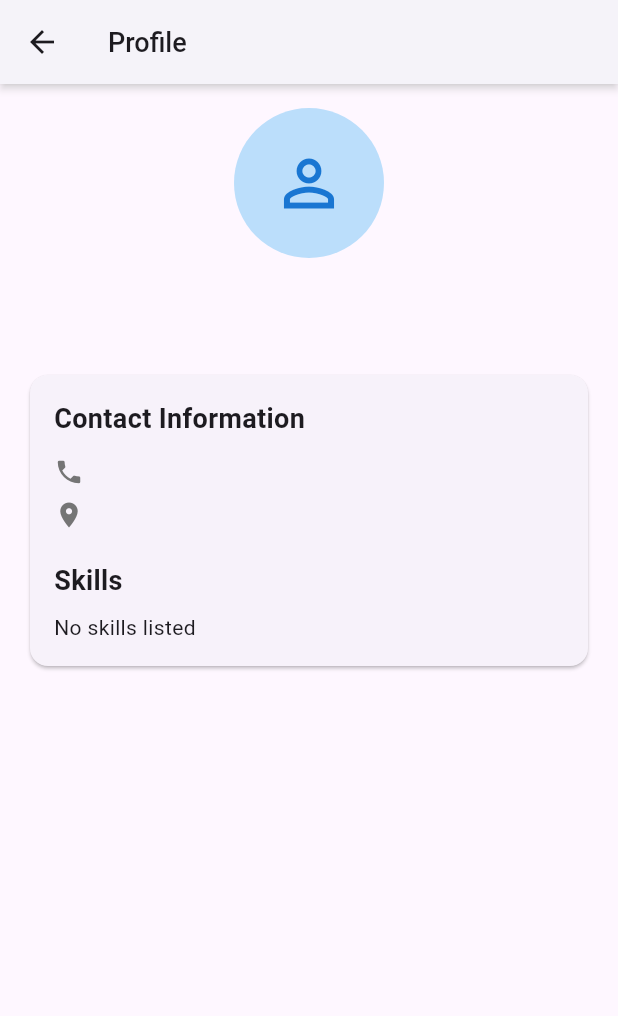
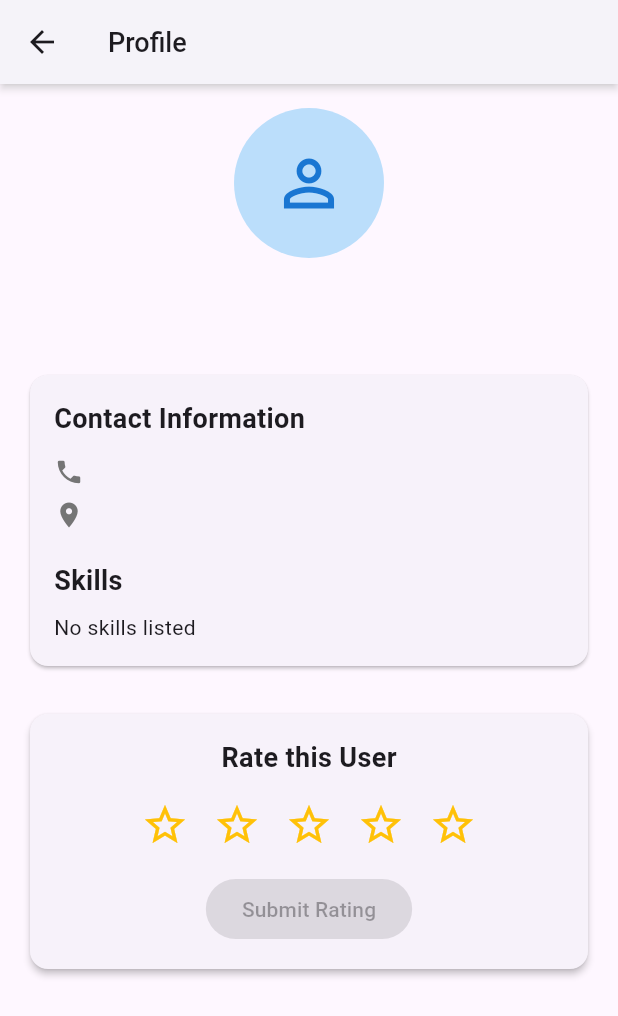
Before and after one commit to tuannna06/SkillSwap, a Flutter app: the ProfilePage screen opened directly with empty values, on a phone screen of 412 x 824 dp. Shown: the top 1016 px of the screen. Run offline on Flutter 3.47's test engine with Material 3 defaults, Android fonts, the light colour scheme and no system bars; our stand-ins replace cloud_firestore, equatable, firebase_auth, firebase_core, flutter_bloc, google_sign_in; accounts and stored records are empty.

Commit message:
Added frontend code for rating another user

```diff
--- a/lib/features/profile/presentation/pages/profile_page.dart
+++ b/lib/features/profile/presentation/pages/profile_page.dart
@@ -12,7 +12,6 @@ import 'package:cs222_final/features/profile/presentation/bloc/profile_state.dar
 class ProfilePage extends StatefulWidget {
   final String userId;
 
-  // CORRECT
   const ProfilePage({super.key, required this.userId});
 
   @override
@@ -21,6 +20,8 @@ class ProfilePage extends StatefulWidget {
 
 class _ProfilePageState extends State<ProfilePage> {
   bool isEditing = false;
+
+  int _currentRating = 0;
 
   // Controllers for editable fields
   final phoneController = TextEditingController();
@@ -80,7 +81,7 @@ class _ProfilePageState extends State<ProfilePage> {
     final authState = context.read<AuthBloc>().state;
     String? currentUserId;
     if (authState is Authenticated) {
-      currentUserId = authState.user.uid; // Assuming 'uid' is your ID field in AuthUser
+      currentUserId = authState.user.uid;
     }
 
     // 2. CHECK IF THIS IS MY PROFILE
@@ -111,7 +112,6 @@ class _ProfilePageState extends State<ProfilePage> {
             ),
             const SizedBox(height: 16),
 
-            // 3. ONLY SHOW EDIT BUTTON IF IS OWN PROFILE
             if (isOwnProfile)
               Align(
                 alignment: Alignment.centerRight,
@@ -126,12 +126,16 @@ class _ProfilePageState extends State<ProfilePage> {
 
             const SizedBox(height: 8),
 
-            // Pass isOwnProfile down if you want extra safety in the widget
             _buildEditableInfo(context, user),
 
             const SizedBox(height: 24),
 
-            // 4. ONLY SHOW SIGN OUT BUTTON IF IS OWN PROFILE
+            // rating system
+            if (!isOwnProfile) ...[
+              _buildRatingSection(),
+              const SizedBox(height: 24),
+            ],
+
             if (isOwnProfile)
               SizedBox(
                 width: double.infinity,
@@ -147,6 +151,53 @@ class _ProfilePageState extends State<ProfilePage> {
                   child: const Text('Sign Out', style: TextStyle(fontSize: 16)),
                 ),
               ),
+          ],
+        ),
+      ),
+    );
+  }
+
+  // rating widget
+  Widget _buildRatingSection() {
+    return Card(
+      elevation: 2,
+      child: Padding(
+        padding: const EdgeInsets.all(16.0),
+        child: Column(
+          children: [
+            const Text(
+              'Rate this User',
+              style: TextStyle(fontSize: 18, fontWeight: FontWeight.bold),
+            ),
+            const SizedBox(height: 8),
+            Row(
+              mainAxisAlignment: MainAxisAlignment.center,
+              children: List.generate(5, (index) {
+                return IconButton(
+                  iconSize: 32,
+                  icon: Icon(
+                    index < _currentRating ? Icons.star : Icons.star_border,
+                    color: Colors.amber,
+                  ),
+                  onPressed: () {
+                    setState(() {
+                      _currentRating = index + 1;
+                    });
+                  },
+                );
+              }),
+            ),
+            const SizedBox(height: 8),
+            ElevatedButton(
+              onPressed: _currentRating == 0
+                  ? null // Disable if 0 stars
+                  : () {
+                      ScaffoldMessenger.of(context).showSnackBar(
+                        SnackBar(content: Text('You rated this user $_currentRating stars!')),
+                      );
+                    },
+              child: const Text('Submit Rating'),
+            ),
           ],
         ),
       ),
```
